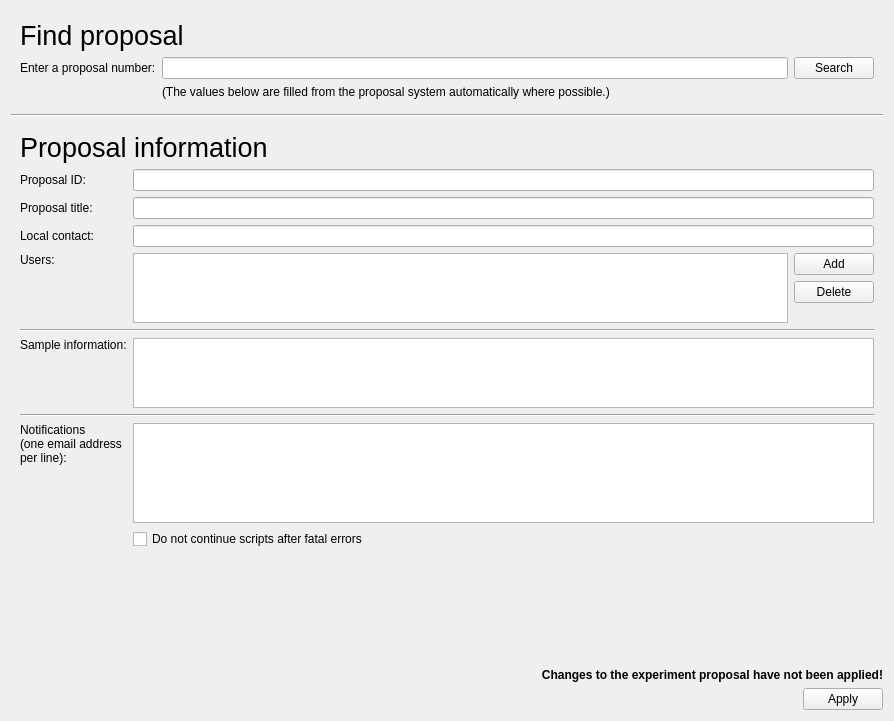
mlz-ictrl/nicos, file nicos_ess/gui/panels/ui_files/exp_panel.ui: the form before one commit.
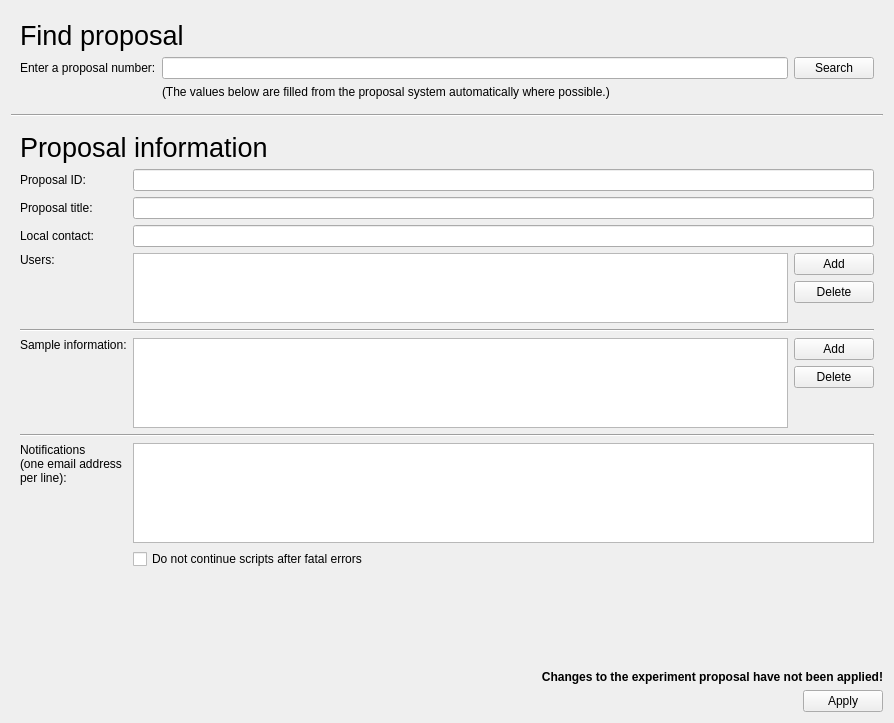
The form after the commit.

Commit message:
ESS: experiment panel - add sample buttons
Adds buttons for adding and deleting samples.

Patch:
```diff
--- a/nicos_ess/gui/panels/ui_files/exp_panel.ui
+++ b/nicos_ess/gui/panels/ui_files/exp_panel.ui
@@ -7,7 +7,7 @@
     <x>0</x>
     <y>0</y>
     <width>894</width>
-    <height>721</height>
+    <height>723</height>
    </rect>
   </property>
   <property name="windowTitle">
@@ -117,6 +117,8 @@
          </widget>
         </item>
         <item row="12" column="1">
+         <layout class="QHBoxLayout" name="horizontalLayout_56">
+          <item>
          <widget class="QTableView" name="sampleTable">
           <property name="sizePolicy">
            <sizepolicy hsizetype="Expanding" vsizetype="Expanding">
@@ -134,6 +136,39 @@
            <bool>false</bool>
           </attribute>
          </widget>
+          </item>
+          <item>
+           <layout class="QVBoxLayout" name="verticalLayout_5">
+            <item>
+             <widget class="QPushButton" name="addSampleButton">
+              <property name="text">
+               <string>Add</string>
+              </property>
+             </widget>
+            </item>
+            <item>
+             <widget class="QPushButton" name="deleteSampleButton">
+              <property name="text">
+               <string>Delete</string>
+              </property>
+             </widget>
+            </item>
+            <item>
+             <spacer name="verticalSpacer_4">
+              <property name="orientation">
+               <enum>Qt::Vertical</enum>
+              </property>
+              <property name="sizeHint" stdset="0">
+               <size>
+                <width>20</width>
+                <height>40</height>
+               </size>
+              </property>
+             </spacer>
+            </item>
+           </layout>
+          </item>
+         </layout>
         </item>
         <item row="18" column="0">
          <widget class="QLabel" name="label_10">
```
Lines whose indentation alone changed are shown as unchanged. The commit also changes 1 other file.
